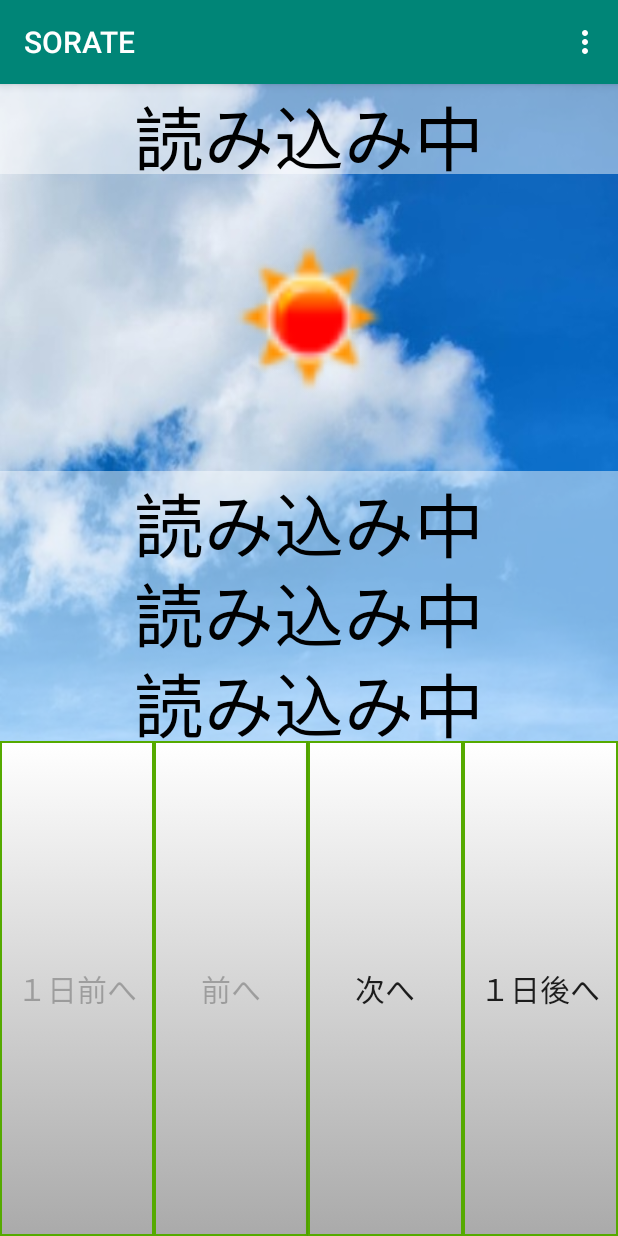
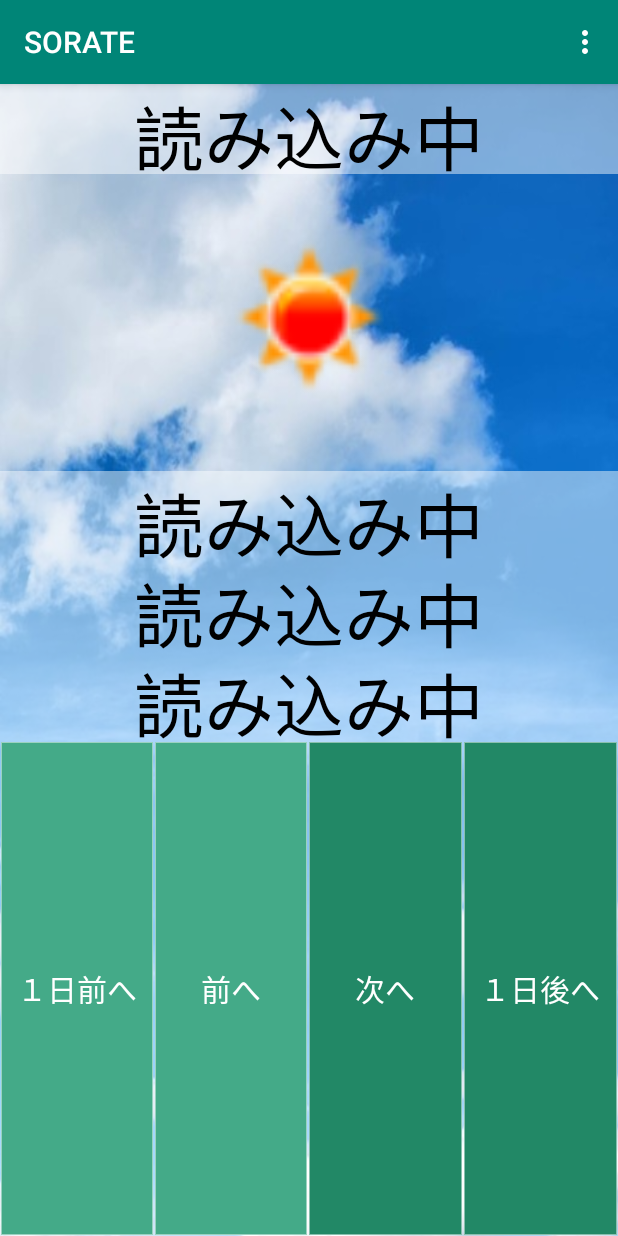
Before and after one commit to x16g027/X16G_A, an Android app: the Weather screen opened directly, with no data from a screen before it, on a phone screen of 412 x 824 dp. Run offline under Robolectric (Android 15) with nearby library versions, the phone set to English and light mode, and no system bars.

Commit message:
１２月６日　ボタン配色更新

```diff
--- a/app/src/main/res/drawable/weather_button.xml
+++ b/app/src/main/res/drawable/weather_button.xml
@@ -2,9 +2,9 @@
 <selector
     xmlns:android="http://schemas.android.com/apk/res/android">
 
-    <!-- ボタンが押されている -->
-    <!-- フォーカスされていない -->
+    <!-- 押下状態 -->
     <item android:state_pressed="true"
+        android:state_enabled="true"
         android:state_focused="false">
         <layer-list>
             <item>
@@ -13,21 +13,20 @@
                     android:shape="rectangle">
                     <gradient
                         android:angle="270"
-                        android:startColor="#0F0"
-                        android:endColor="#5A0"
+                        android:startColor="#064"
+                        android:endColor="#064"
                         android:type="linear" />
                     <stroke
                         android:width="1dip"
-                        android:color="#5A0"/>
+                        android:color="#77ffffff"/>
                 </shape>
             </item>
         </layer-list>
     </item>
 
-    <!-- ボタンが押されていない -->
-    <!-- フォーカスされていない -->
-    <item android:state_pressed="false"
-        android:state_focused="false">
+    <!-- 無効状態 -->
+    <item
+        android:state_enabled="false">
         <layer-list>
             <item>
                 <shape
@@ -35,21 +34,19 @@
                     android:shape="rectangle">
                     <gradient
                         android:angle="270"
-                        android:startColor="#FFF"
-                        android:endColor="#AAA"
+                        android:startColor="#4A8"
+                        android:endColor="#4A8"
                         android:type="linear" />
                     <stroke
                         android:width="1dip"
-                        android:color="#5A0"/>
+                        android:color="#77ffffff"/>
                 </shape>
             </item>
         </layer-list>
     </item>
 
-    <!-- ボタンが押されている -->
-    <!-- フォーカスされた -->
-    <item android:state_pressed="true"
-        android:state_focused="true">
+    <!-- 通常状態 -->
+    <item>
         <layer-list>
             <item>
                 <shape
@@ -57,37 +54,14 @@
                     android:shape="rectangle">
                     <gradient
                         android:angle="270"
-                        android:startColor="#0F0"
-                        android:endColor="#0F0"
+                        android:startColor="#286"
+                        android:endColor="#286"
                         android:type="linear" />
                     <stroke
                         android:width="1dip"
-                        android:color="#5A0"/>
+                        android:color="#77ffffff"/>
                 </shape>
             </item>
         </layer-list>
     </item>
-
-    <!-- ボタンが押されていない -->
-    <!-- フォーカスされた -->
-    <item android:state_pressed="false"
-        android:state_focused="true">
-        <layer-list>
-            <item>
-                <shape
-                    xmlns:android="http://schemas.android.com/apk/res/android"
-                    android:shape="rectangle">
-                    <gradient
-                        android:angle="270"
-                        android:startColor="#FFF"
-                        android:endColor="#AAA"
-                        android:type="linear" />
-                    <stroke
-                        android:width="1dip"
-                        android:color="#5A0"/>
-                </shape>
-            </item>
-        </layer-list>
-    </item>
-
 </selector>
--- a/app/src/main/res/layout/activity_weather.xml
+++ b/app/src/main/res/layout/activity_weather.xml
@@ -74,6 +74,7 @@
                 android:layout_weight="1"
                 android:background="@drawable/weather_button"
                 android:text="１日前へ"
+                android:textColor="@android:color/background_light"
                 android:textSize="20dp" />
 
             <Button
@@ -83,6 +84,7 @@
                 android:background="@drawable/weather_button"
                 android:layout_weight="1"
                 android:text="前へ"
+                android:textColor="@android:color/background_light"
                 android:textSize="20dp" />
 
             <Button
@@ -92,6 +94,7 @@
                 android:background="@drawable/weather_button"
                 android:layout_weight="1"
                 android:text="次へ"
+                android:textColor="@android:color/background_light"
                 android:textSize="20dp" />
 
             <Button
@@ -101,6 +104,7 @@
                 android:layout_weight="1"
                 android:background="@drawable/weather_button"
                 android:text="１日後へ"
+                android:textColor="@android:color/background_light"
                 android:textSize="20dp" />
         </LinearLayout>
     </LinearLayout>
```
